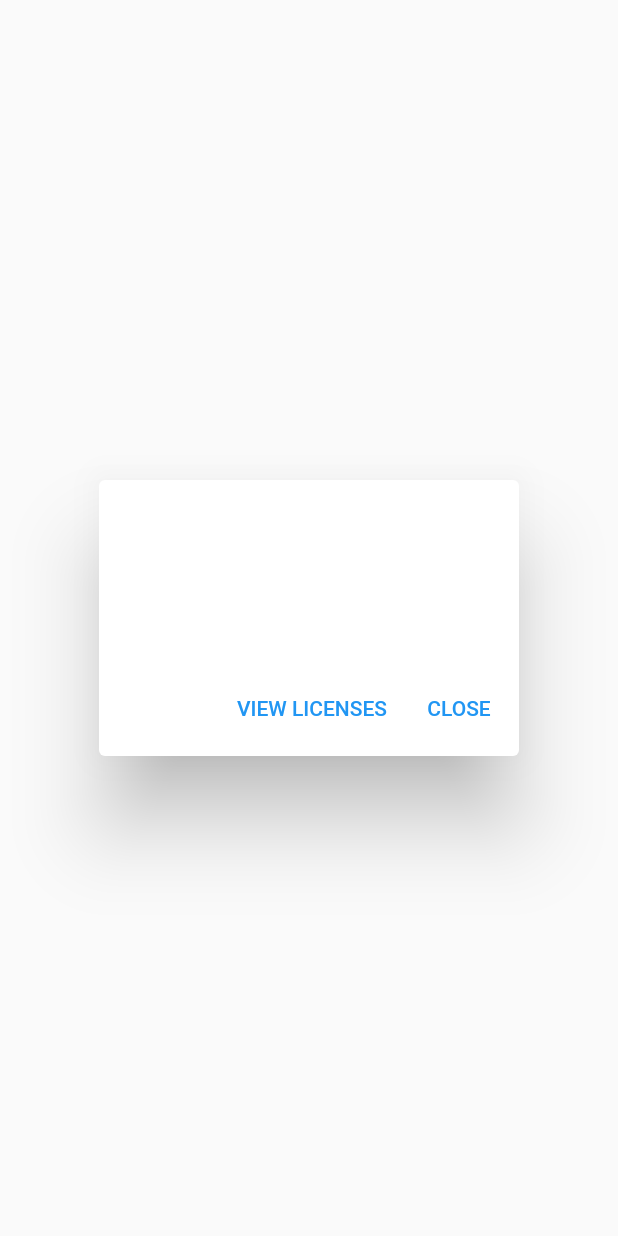
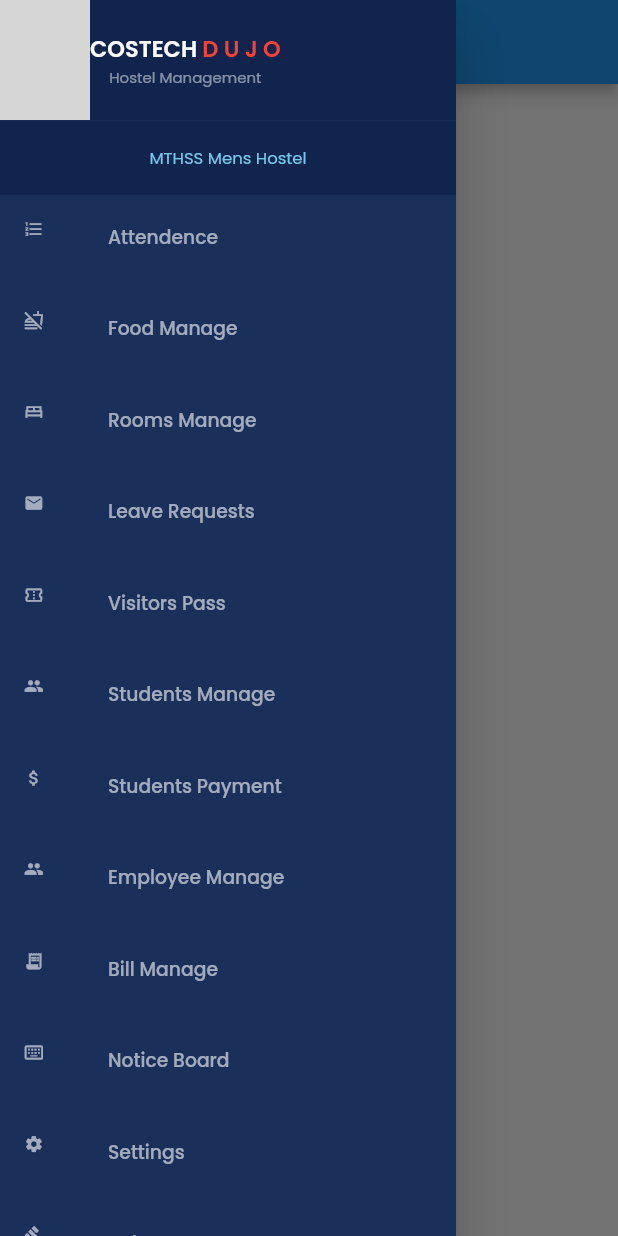
Before and after one commit to Abin56/CostecDujo_HostelManagement_WebSite, a Flutter app: the screen it shows after launch, with the side drawer open (before the commit the screen has no drawer), on a phone screen of 412 x 824 dp. Run offline on Flutter 3.47's test engine with Material 2 defaults, Android fonts, the phone set to English and light mode, and no system bars; our stand-ins replace firebase_core, google_fonts; accounts and stored records are empty; grey boxes are pictures that could not be loaded.

Commit message:
second commit

```diff
--- a/lib/mainscreen.dart
+++ b/lib/mainscreen.dart
@@ -7,9 +7,9 @@ class MainScreen extends StatelessWidget {
 
   @override
   Widget build(BuildContext context) {
-    return const Scaffold(
+    return  Scaffold(
       body: ResponsiveWebSite(
-          mobile: HomeScreen(), tablet: HomeScreen(), desktop: HomeScreen()),
+          mobile: HomeScreen(index: 0), tablet: HomeScreen(index: 0), desktop: HomeScreen(index: 0,)),
     );
   }
 }
--- a/lib/view/home/home_screen.dart
+++ b/lib/view/home/home_screen.dart
@@ -1,162 +1,43 @@
 import 'package:flutter/material.dart';
 import 'package:hostel_management_website/view/colors/colors.dart';
-import 'package:hostel_management_website/view/fonts/google_poppins.dart';
+import 'package:hostel_management_website/view/home/side_menuBar/is_desktop.dart';
+import 'package:hostel_management_website/view/home/side_menuBar/widget/costecDujologo.dart';
 import 'package:hostel_management_website/view/widgets/responsive/responsive.dart';
 
 class HomeScreen extends StatelessWidget {
-  const HomeScreen({super.key});
+  int index;
+   HomeScreen({
+    required this.index,
+    super.key});
 
   @override
   Widget build(BuildContext context) {
     return Scaffold(
-        body: SafeArea(
-      child: ResponsiveWebSite.isDesktop(context)
-          ? Row(
-              children: [
-                Expanded(
-                  flex: 1,
-                  child: Container(
-                    color: const Color.fromARGB(255, 26, 47, 90),
-                    child: ListView(
-                      children: [
-                        const CostechDujoLogoWidget(),
-                        SizedBox(
-                          height: 800,
-                          child: ListView.separated(
-                              itemBuilder: (context, index) {
-                                return ListTile(
-                                  iconColor: cWhite.withOpacity(0.6),
-                                  leading: Icon(
-                                    sideMenuICons[index],
-                                    size: 13.2,
-                                  ),
-                                  title: GooglePoppinsWidgets(
-                                    text: sideMenu[index],
-                                    fontsize: 12.5,
-                                    color: cWhite.withOpacity(0.6),
-                                  ),
-                                );
-                              },
-                              separatorBuilder: (context, index) {
-                                return const SizedBox(
-                                  height: 05,
-                                );
-                              },
-                              itemCount: sideMenu.length),
-                        )
-                      ],
-                    ),
-                  ),
-                ),
-                Expanded(
-                  flex: 6,
-                  child: Container(
-                    color: cWhite,
-                  ),
-                )
-              ],
-            )
-          : const AboutDialog(),
-    ));
-  }
-}
-
-class CostechDujoLogoWidget extends StatelessWidget {
-  const CostechDujoLogoWidget({
-    super.key,
-  });
-
-  @override
-  Widget build(BuildContext context) {
-    return Container(
-      color: const Color.fromARGB(255, 16, 36, 77),
-      height: 130,
-      child: Column(
-        mainAxisAlignment: MainAxisAlignment.start,
-        crossAxisAlignment: CrossAxisAlignment.start,
-        children: [
-          Row(
-            children: [
-              SizedBox(
-                  height: 80,
-                  width: 60,
-                  child: Image.asset('assets/images/leptonlogo.png')),
-              Padding(
-                padding: const EdgeInsets.only(top: 03),
-                child: Column(
-                  children: [
-                    Row(
-                      mainAxisAlignment: MainAxisAlignment.spaceBetween,
-                      children: [
-                        GooglePoppinsWidgets(
-                          text: "COSTECH",
-                          fontsize: 15,
-                          color: cWhite,
-                          fontWeight: FontWeight.w600,
-                        ),
-                        GooglePoppinsWidgets(
-                          text: " D U J O",
-                          fontsize: 15,
-                          color: cRed,
-                          fontWeight: FontWeight.w600,
-                        ),
-                      ],
-                    ),
-                    GooglePoppinsWidgets(
-                      text: "Hostel Management",
-                      fontsize: 10,
-                      color: cWhite.withOpacity(0.5),
-                    ),
+        appBar: ResponsiveWebSite.isDesktop(context) ? null : AppBar(),
+        drawer: ResponsiveWebSite.isDesktop(context)
+            ? null
+            : Drawer(
+                surfaceTintColor: cBlack,
+                backgroundColor: cWhite,
+                child: ListView(
+                  children: const [
+                    CostechDujoLogoWidget(),
+                    SideBarMenuItemsWidget(),
                   ],
                 ),
               ),
-            ],
-          ),
-          const Divider(
-            height: 1,
-            color: Color.fromARGB(255, 26, 47, 90),
-          ),
-          SizedBox(
-            height: 48,
-            child: Center(
-              child: GooglePoppinsWidgets(
-                text: "MTHSS Mens Hostel",
-                fontsize: 11,
-                color: const Color.fromARGB(255, 117, 200, 236),
-              ),
-            ),
-          ),
-        ],
-      ),
-    );
+        body: SafeArea(
+          child: ResponsiveWebSite.isDesktop(context)
+              ? WebSideBaeWidget(
+                  index: index,
+                )
+              : Center(
+                  child: Container(
+                    height: 100,
+                    width: 100,
+                    color: Colors.amber,
+                  ),
+                ),
+        ));
   }
 }
-
-List<String> sideMenu = [
-  'Attendence',
-  'Food Manage',
-  'Rooms Manage',
-  'Leave Requests',
-  'Visitors Pass',
-  'Students Manage',
-  'Students Payment',
-  'Employee Manage',
-  'Bill Manage',
-  'Notice Board',
-  'Settings',
-  'Rules',
-];
-List<IconData> sideMenuICons = [
-  Icons.format_list_numbered_sharp,
-  Icons.no_food_outlined,
-  Icons.bed_sharp,
-  Icons.mail,
-  Icons.confirmation_number_outlined,
-  Icons.people,
-  Icons.attach_money_outlined,
-  Icons.people,
-  Icons.receipt_long,
-  Icons.keyboard_alt_outlined,
-  Icons.settings,
-  Icons.gavel,
-];
--- /dev/null
+++ b/lib/view/home/side_menuBar/widget/costecDujologo.dart
@@ -0,0 +1,75 @@
+
+import 'package:flutter/material.dart';
+import 'package:hostel_management_website/view/colors/colors.dart';
+import 'package:hostel_management_website/view/fonts/google_poppins.dart';
+
+class CostechDujoLogoWidget extends StatelessWidget {
+  const CostechDujoLogoWidget({
+    super.key,
+  });
+
+  @override
+  Widget build(BuildContext context) {
+    return Container(
+      color: const Color.fromARGB(255, 16, 36, 77),
+      height: 130,
+      width: double.infinity,
+      child: Column(
+        mainAxisAlignment: MainAxisAlignment.start,
+        crossAxisAlignment: CrossAxisAlignment.start,
+        children: [
+          SingleChildScrollView(
+            scrollDirection: Axis.horizontal,
+            child: Row(
+              children: [
+                SizedBox(
+                    height: 80,
+                    width: 60,
+                    child: Image.asset('assets/images/leptonlogo.png')),
+                Column(
+                  children: [
+                    Row(
+                      children: [
+                        GooglePoppinsWidgets(
+                          text: "COSTECH",
+                          fontsize: 15,
+                          color: cWhite,
+                          fontWeight: FontWeight.w600,
+                        ),
+                        GooglePoppinsWidgets(
+                          text: " D U J O",
+                          fontsize: 15,
+                          color: cRed,
+                          fontWeight: FontWeight.w600,
+                        ),
+                      ],
+                    ),
+                    GooglePoppinsWidgets(
+                      text: "Hostel Management",
+                      fontsize: 10,
+                      color: cWhite.withOpacity(0.5),
+                    ),
+                  ],
+                ),
+              ],
+            ),
+          ),
+          const Divider(
+            height: 1,
+            color: Color.fromARGB(255, 26, 47, 90),
+          ),
+          SizedBox(
+            height: 48,
+            child: Center(
+              child: GooglePoppinsWidgets(
+                text: "MTHSS Mens Hostel",
+                fontsize: 11,
+                color: const Color.fromARGB(255, 117, 200, 236),
+              ),
+            ),
+          ),
+        ],
+      ),
+    );
+  }
+}
```
Also changed, not shown: lib/view/home/side_menuBar/is_desktop.dart (+173 -0 lines), lib/view/home/side_menuBar/is_mobile&tablet.dart (+134 -0 lines).
